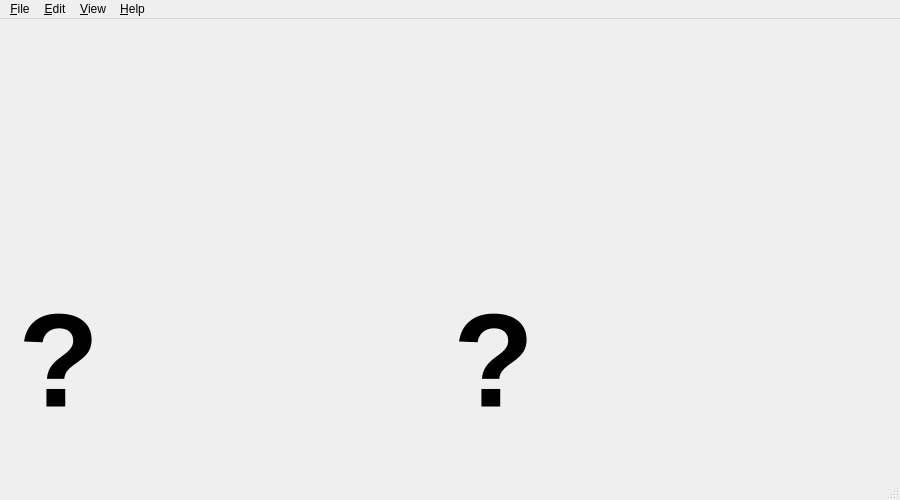
Qt form src/UIMain.ui (jolange/qTuner) before a commit.
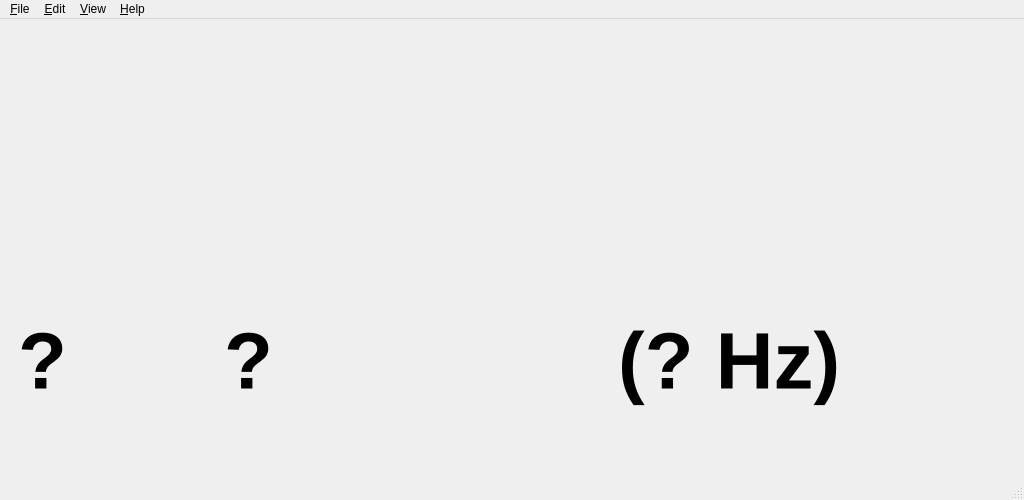
The same form after that commit.

Diff of the .ui file:
```diff
--- a/src/UIMain.ui
+++ b/src/UIMain.ui
@@ -6,13 +6,13 @@
    <rect>
     <x>0</x>
     <y>0</y>
-    <width>900</width>
+    <width>1024</width>
     <height>500</height>
    </rect>
   </property>
   <property name="minimumSize">
    <size>
-    <width>600</width>
+    <width>800</width>
     <height>500</height>
    </size>
   </property>
@@ -39,34 +39,58 @@
     <item>
      <layout class="QVBoxLayout" name="verticalLayout_2">
       <item>
-       <widget class="QLabel" name="drawArea">
-        <property name="text">
-         <string/>
-        </property>
+       <widget class="QWidget" name="widget" native="true">
+        <layout class="QHBoxLayout" name="horizontalLayout_2">
+         <item>
+          <spacer name="horizontalSpacer_2">
+           <property name="orientation">
+            <enum>Qt::Horizontal</enum>
+           </property>
+           <property name="sizeHint" stdset="0">
+            <size>
+             <width>40</width>
+             <height>20</height>
+            </size>
+           </property>
+          </spacer>
+         </item>
+         <item>
+          <widget class="QLabel" name="drawArea">
+           <property name="text">
+            <string/>
+           </property>
+          </widget>
+         </item>
+         <item>
+          <spacer name="horizontalSpacer">
+           <property name="orientation">
+            <enum>Qt::Horizontal</enum>
+           </property>
+           <property name="sizeHint" stdset="0">
+            <size>
+             <width>40</width>
+             <height>20</height>
+            </size>
+           </property>
+          </spacer>
+         </item>
+        </layout>
        </widget>
       </item>
       <item>
        <widget class="QWidget" name="widgetNumTuner" native="true">
         <layout class="QHBoxLayout" name="horizontalLayout">
-         <item>
-          <widget class="QLabel" name="labelRemainder">
-           <property name="font">
-            <font>
-             <pointsize>100</pointsize>
-             <weight>75</weight>
-             <bold>true</bold>
-            </font>
-           </property>
-           <property name="text">
-            <string>?</string>
-           </property>
-          </widget>
-         </item>
          <item>
           <widget class="QLabel" name="labelNote">
+           <property name="maximumSize">
+            <size>
+             <width>200</width>
+             <height>16777215</height>
+            </size>
+           </property>
            <property name="font">
             <font>
-             <pointsize>100</pointsize>
+             <pointsize>60</pointsize>
              <weight>75</weight>
              <bold>true</bold>
             </font>
@@ -76,6 +100,34 @@
            </property>
           </widget>
          </item>
+         <item>
+          <widget class="QLabel" name="labelRemainder">
+           <property name="font">
+            <font>
+             <pointsize>60</pointsize>
+             <weight>75</weight>
+             <bold>true</bold>
+            </font>
+           </property>
+           <property name="text">
+            <string>?</string>
+           </property>
+          </widget>
+         </item>
+         <item>
+          <widget class="QLabel" name="labelFreq">
+           <property name="font">
+            <font>
+             <pointsize>60</pointsize>
+             <weight>75</weight>
+             <bold>true</bold>
+            </font>
+           </property>
+           <property name="text">
+            <string>(? Hz)</string>
+           </property>
+          </widget>
+         </item>
         </layout>
         <zorder>labelNote</zorder>
         <zorder>labelRemainder</zorder>
@@ -90,7 +142,7 @@
     <rect>
      <x>0</x>
      <y>0</y>
-     <width>900</width>
+     <width>1024</width>
      <height>23</height>
     </rect>
    </property>
```
Left out of the diff: 2 changed lines with no effect on the pictures.
